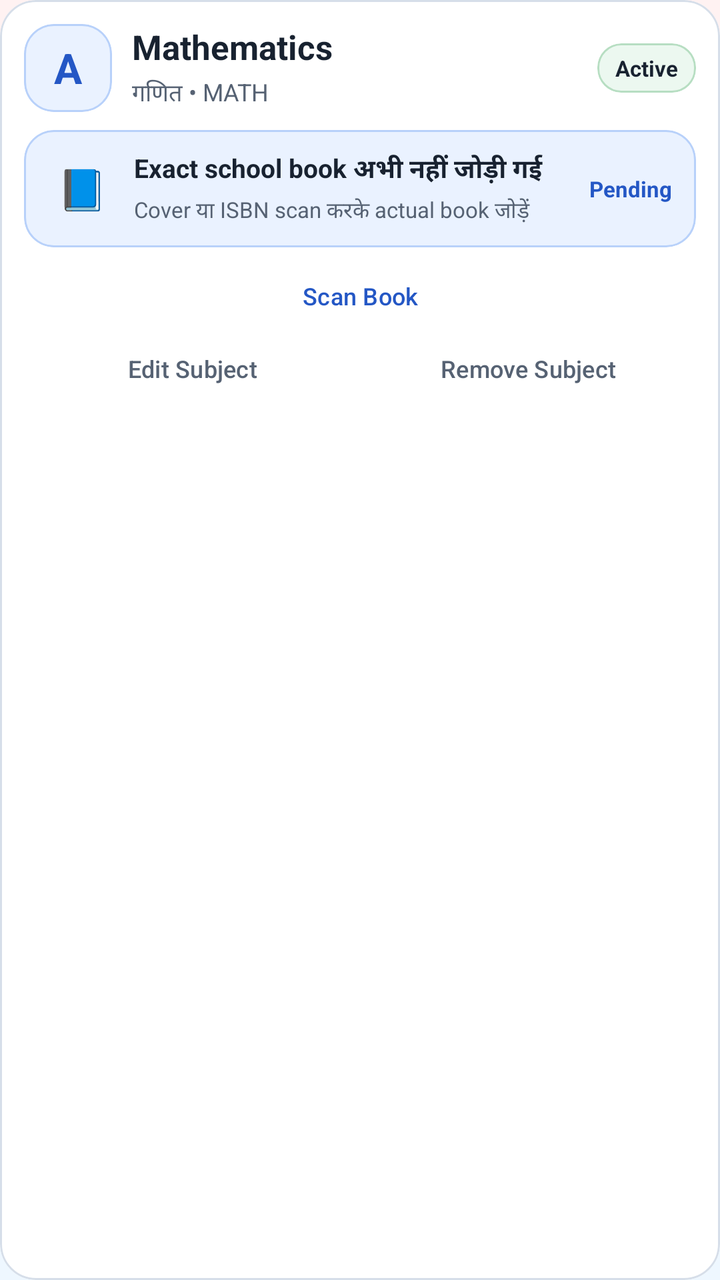
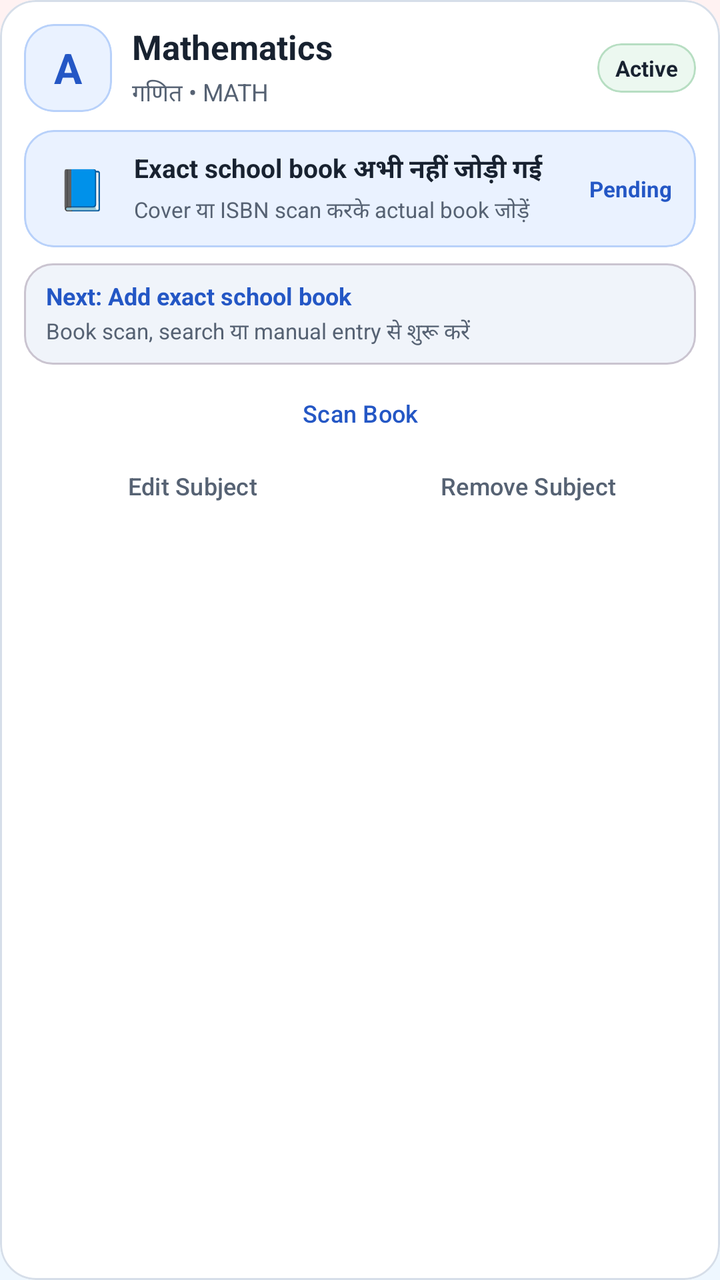

The first picture is an Android layout as it rendered before a commit; the second is the same layout after the commit. The layout source and the unified diff follow.
<!-- AndroidManifest.xml: application theme Theme.StudySaathi -->
<!-- res/layout/item_school_curriculum_subject.xml -->
<?xml version="1.0" encoding="utf-8"?>
<com.google.android.material.card.MaterialCardView
    xmlns:android="http://schemas.android.com/apk/res/android"
    xmlns:app="http://schemas.android.com/apk/res-auto"
    android:id="@+id/cardCurriculumSubjectItem"
    android:layout_width="match_parent"
    android:layout_height="wrap_content"
    android:layout_marginStart="2dp"
    android:layout_marginTop="4dp"
    android:layout_marginEnd="2dp"
    android:layout_marginBottom="4dp"
    android:clickable="true"
    android:focusable="true"
    android:foreground="?attr/selectableItemBackground"
    app:cardBackgroundColor="@color/ss_surface"
    app:cardCornerRadius="18dp"
    app:cardElevation="0dp"
    app:strokeColor="@color/ss_outline"
    app:strokeWidth="1dp">

    <LinearLayout
        android:layout_width="match_parent"
        android:layout_height="wrap_content"
        android:orientation="vertical"
        android:padding="12dp">

        
        <LinearLayout
            android:layout_width="match_parent"
            android:layout_height="wrap_content"
            android:gravity="center_vertical"
            android:orientation="horizontal">

            <com.google.android.material.card.MaterialCardView
                android:id="@+id/cardCurriculumSubjectIcon"
                android:layout_width="44dp"
                android:layout_height="44dp"
                app:cardBackgroundColor="@color/ss_blue_soft"
                app:cardCornerRadius="15dp"
                app:cardElevation="0dp"
                app:strokeColor="@color/ss_blue_border"
                app:strokeWidth="1dp">

                <TextView
                    android:id="@+id/textCurriculumSubjectIcon"
                    android:layout_width="match_parent"
                    android:layout_height="match_parent"
                    android:fontFamily="sans-serif-rounded"
                    android:gravity="center"
                    android:importantForAccessibility="no"
                    android:text="A"
                    android:textColor="@color/ss_primary"
                    android:textSize="21sp"
                    android:textStyle="bold" />

            </com.google.android.material.card.MaterialCardView>

            <LinearLayout
                android:layout_width="0dp"
                android:layout_height="wrap_content"
                android:layout_marginStart="10dp"
                android:layout_weight="1"
                android:orientation="vertical">

                <TextView
                    android:id="@+id/textCurriculumSubjectName"
                    android:layout_width="match_parent"
                    android:layout_height="wrap_content"
                    android:fontFamily="sans-serif-rounded"
                    android:maxLines="2"
                    android:text="Mathematics"
                    android:textColor="@color/ss_text_primary"
                    android:textSize="17sp"
                    android:textStyle="bold" />

                <TextView
                    android:id="@+id/textCurriculumSubjectSecondaryName"
                    android:layout_width="match_parent"
                    android:layout_height="wrap_content"
                    android:layout_marginTop="3dp"
                    android:maxLines="2"
                    android:text="गणित • MATH"
                    android:textColor="@color/ss_text_secondary"
                    android:textSize="12sp" />

            </LinearLayout>

            <com.google.android.material.card.MaterialCardView
                android:id="@+id/cardCurriculumSubjectStatus"
                android:layout_width="wrap_content"
                android:layout_height="wrap_content"
                android:layout_marginStart="8dp"
                app:cardBackgroundColor="@color/ss_green_soft"
                app:cardCornerRadius="12dp"
                app:cardElevation="0dp"
                app:strokeColor="@color/ss_green_border"
                app:strokeWidth="1dp">

                <TextView
                    android:id="@+id/textCurriculumSubjectStatus"
                    android:layout_width="wrap_content"
                    android:layout_height="wrap_content"
                    android:paddingStart="9dp"
                    android:paddingTop="5dp"
                    android:paddingEnd="9dp"
                    android:paddingBottom="5dp"
                    android:text="Active"
                    android:textColor="@color/ss_text_primary"
                    android:textSize="11sp"
                    android:textStyle="bold" />

            </com.google.android.material.card.MaterialCardView>

        </LinearLayout>

        
        <com.google.android.material.card.MaterialCardView
            android:id="@+id/cardCurriculumSubjectBook"
            android:layout_width="match_parent"
            android:layout_height="wrap_content"
            android:layout_marginTop="9dp"
            app:cardBackgroundColor="@color/ss_blue_soft"
            app:cardCornerRadius="15dp"
            app:cardElevation="0dp"
            app:strokeColor="@color/ss_blue_border"
            app:strokeWidth="1dp">

            <LinearLayout
                android:layout_width="match_parent"
                android:layout_height="wrap_content"
                android:gravity="center_vertical"
                android:orientation="horizontal"
                android:paddingStart="12dp"
                android:paddingTop="10dp"
                android:paddingEnd="12dp"
                android:paddingBottom="10dp">

                <TextView
                    android:id="@+id/textCurriculumSubjectBookIcon"
                    android:layout_width="34dp"
                    android:layout_height="34dp"
                    android:gravity="center"
                    android:importantForAccessibility="no"
                    android:text="📘"
                    android:textSize="20sp" />

                <LinearLayout
                    android:layout_width="0dp"
                    android:layout_height="wrap_content"
                    android:layout_marginStart="9dp"
                    android:layout_weight="1"
                    android:orientation="vertical">

                    <TextView
                        android:id="@+id/textCurriculumSubjectBookName"
                        android:layout_width="match_parent"
                        android:layout_height="wrap_content"
                        android:maxLines="2"
                        android:text="Exact school book अभी नहीं जोड़ी गई"
                        android:textColor="@color/ss_text_primary"
                        android:textSize="13sp"
                        android:textStyle="bold" />

                    <TextView
                        android:id="@+id/textCurriculumSubjectBookDetails"
                        android:layout_width="match_parent"
                        android:layout_height="wrap_content"
                        android:layout_marginTop="3dp"
                        android:maxLines="2"
                        android:text="Cover या ISBN scan करके actual book जोड़ें"
                        android:textColor="@color/ss_text_secondary"
                        android:textSize="11sp" />

                </LinearLayout>

                <TextView
                    android:id="@+id/textCurriculumSubjectBookStatus"
                    android:layout_width="wrap_content"
                    android:layout_height="wrap_content"
                    android:layout_marginStart="7dp"
                    android:text="Pending"
                    android:textColor="@color/ss_primary"
                    android:textSize="11sp"
                    android:textStyle="bold" />

            </LinearLayout>

        </com.google.android.material.card.MaterialCardView>

        
        <LinearLayout
            android:layout_width="match_parent"
            android:layout_height="wrap_content"
            android:layout_marginTop="6dp"
            android:gravity="end"
            android:orientation="horizontal">

            <com.google.android.material.button.MaterialButton
                android:id="@+id/buttonScanCurriculumSubjectBook"
                style="@style/Widget.Material3.Button.TextButton"
                android:layout_width="0dp"
                android:layout_height="wrap_content"
                android:layout_weight="1"
                android:minHeight="36dp"
                android:text="Scan Book"
                android:textAllCaps="false"
                android:textColor="@color/ss_primary"
                android:textSize="12sp" />

            <com.google.android.material.button.MaterialButton
                android:id="@+id/buttonManageCurriculumSubjectChapters"
                style="@style/Widget.Material3.Button.TextButton"
                android:layout_width="0dp"
                android:layout_height="wrap_content"
                android:layout_weight="1"
                android:minHeight="36dp"
                android:text="Manage Chapters"
                android:textAllCaps="false"
                android:textColor="@color/ss_primary"
                android:textSize="12sp"
                android:visibility="gone" />

        </LinearLayout>

        
        <LinearLayout
            android:layout_width="match_parent"
            android:layout_height="wrap_content"
            android:gravity="end"
            android:orientation="horizontal">

            <com.google.android.material.button.MaterialButton
                android:id="@+id/buttonEditCurriculumSubject"
                style="@style/Widget.Material3.Button.TextButton"
                android:layout_width="0dp"
                android:layout_height="wrap_content"
                android:layout_weight="1"
                android:minHeight="36dp"
                android:text="Edit Subject"
                android:textAllCaps="false"
                android:textColor="@color/ss_text_secondary"
                android:textSize="12sp" />

            <com.google.android.material.button.MaterialButton
                android:id="@+id/buttonRemoveCurriculumSubject"
                style="@style/Widget.Material3.Button.TextButton"
                android:layout_width="0dp"
                android:layout_height="wrap_content"
                android:layout_weight="1"
                android:minHeight="36dp"
                android:text="Remove Subject"
                android:textAllCaps="false"
                android:textColor="@color/ss_text_secondary"
                android:textSize="12sp" />

        </LinearLayout>

    </LinearLayout>

</com.google.android.material.card.MaterialCardView>
<!-- resources referenced by this layout -->
<resources>
  <color name="ss_blue_border">#B8D1FA</color>
  <color name="ss_blue_soft">#EAF2FF</color>
  <color name="ss_green_border">#B7DEC2</color>
  <color name="ss_green_soft">#ECF8F0</color>
  <color name="ss_outline">#D6DEE9</color>
  <color name="ss_primary">#2457C5</color>
  <color name="ss_surface">#FFFFFF</color>
  <color name="ss_text_primary">#182230</color>
  <color name="ss_text_secondary">#566273</color>
  <color name="ss_on_primary">#FFFFFF</color>
  <color name="ss_primary_dark">#173F99</color>
  <color name="ss_secondary">#087F8C</color>
  <color name="ss_on_secondary">#FFFFFF</color>
  <color name="ss_teal_soft">#EAF8F8</color>
  <color name="ss_tertiary">#8A5A00</color>
  <color name="ss_on_tertiary">#FFFFFF</color>
  <color name="ss_yellow_soft">#FFF8E8</color>
  <color name="ss_background">#F7F9FC</color>
  <color name="ss_surface_soft">#F0F4FA</color>
  <color name="ss_error">#BA1A1A</color>
  <color name="white">#FFFFFFFF</color>
  <color name="ss_red_soft">#FFF0F0</color>
  <!-- drawable bg_app_soft_mix (drawable) -->
  <?xml version="1.0" encoding="utf-8"?>
  <shape xmlns:android="http://schemas.android.com/apk/res/android"
      android:shape="rectangle">
  
      <gradient
          android:angle="270"
          android:centerColor="#F2FBF3"
          android:endColor="#EEF7FF"
          android:startColor="#FFF2F2"
          android:type="linear" />
  
  </shape>
  <!-- unchanged entries left out for length: 1 -->
</resources>

<!-- the commit's change to res/layout/item_school_curriculum_subject.xml (unified diff, before → after) -->
@@ -191,6 +191,38 @@
         <LinearLayout
             android:layout_width="match_parent"
             android:layout_height="wrap_content"
+            android:layout_marginTop="8dp"
+            android:background="@drawable/bg_status_badge_neutral"
+            android:orientation="vertical"
+            android:paddingStart="11dp"
+            android:paddingTop="8dp"
+            android:paddingEnd="11dp"
+            android:paddingBottom="8dp">
+
+            <TextView
+                android:id="@+id/textCurriculumSubjectSetupTitle"
+                android:layout_width="match_parent"
+                android:layout_height="wrap_content"
+                android:text="Next: Add exact school book"
+                android:textColor="@color/ss_primary"
+                android:textSize="12sp"
+                android:textStyle="bold" />
+
+            <TextView
+                android:id="@+id/textCurriculumSubjectSetupDescription"
+                android:layout_width="match_parent"
+                android:layout_height="wrap_content"
+                android:layout_marginTop="2dp"
+                android:text="Book scan, search या manual entry से शुरू करें"
+                android:textColor="@color/ss_text_secondary"
+                android:textSize="11sp" />
+
+        </LinearLayout>
+
+        
+        <LinearLayout
+            android:layout_width="match_parent"
+            android:layout_height="wrap_content"
             android:layout_marginTop="6dp"
             android:gravity="end"
             android:orientation="horizontal">
<!-- resource entries referenced after the edit -->
@@ -9,6 +9,26 @@
   <color name="ss_surface">#FFFFFF</color>
   <color name="ss_text_primary">#182230</color>
   <color name="ss_text_secondary">#566273</color>
+  <!-- drawable bg_status_badge_neutral (drawable) -->
+  <?xml version="1.0" encoding="utf-8"?>
+  <shape xmlns:android="http://schemas.android.com/apk/res/android"
+      android:shape="rectangle">
+  
+      <solid android:color="?attr/colorSurfaceVariant" />
+  
+      <stroke
+          android:width="1dp"
+          android:color="?attr/colorOutlineVariant" />
+  
+      <corners android:radius="14dp" />
+  
+      <padding
+          android:left="10dp"
+          android:top="4dp"
+          android:right="10dp"
+          android:bottom="4dp" />
+  
+  </shape>
   <color name="ss_on_primary">#FFFFFF</color>
   <color name="ss_primary_dark">#173F99</color>
   <color name="ss_secondary">#087F8C</color>
